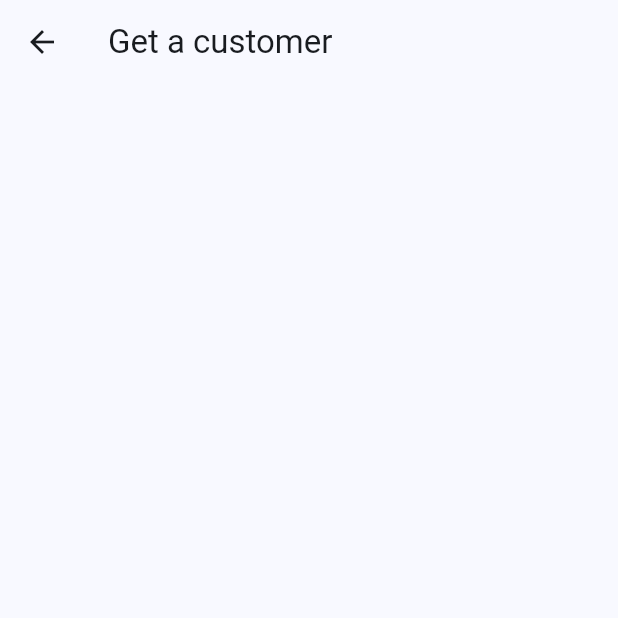
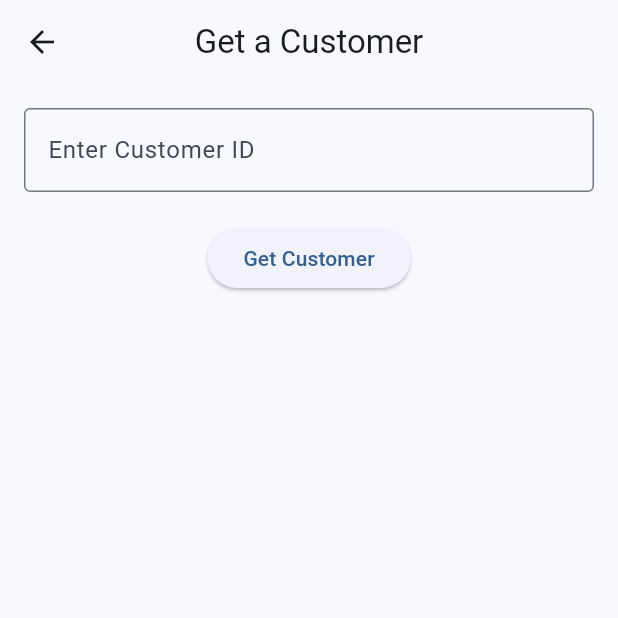
Before and after one commit to ahmadrestom/Supermarket-Frontend, a Flutter app: the GetCustomer screen opened by its route, on a phone screen of 412 x 824 dp, the top half of it. Run offline on Flutter 3.47's test engine with Material 3 defaults, Android fonts, the phone set to English and light mode, and no system bars; network calls fail.

Commit message:
Adding the getCustomer feature

```diff
--- a/lib/Customer/getCustomer.dart
+++ b/lib/Customer/getCustomer.dart
@@ -1,14 +1,135 @@
 import 'package:flutter/material.dart';
+import 'package:frontend/Models/customer.dart';
+import 'package:frontend/Services/customer_service.dart';
 
-class GetCustomer extends StatelessWidget{
-  const GetCustomer({super.key});
+class GetCustomer extends StatefulWidget {
+  const GetCustomer({Key? key}) : super(key: key);
 
   @override
-  Widget build(BuildContext context){
+  // ignore: library_private_types_in_public_api
+  _GetCustomerState createState() => _GetCustomerState();
+}
+
+class _GetCustomerState extends State<GetCustomer> {
+
+  final TextEditingController _idController = TextEditingController();
+
+  Future<Customer>? customerFuture;
+
+  @override
+  Widget build(BuildContext context) {
     return Scaffold(
       appBar: AppBar(
-        title: const Text('Get a customer'),
+        title: const Text('Get a Customer'),
+        centerTitle: true,
+      ),
+      body: Padding(
+        padding: const EdgeInsets.all(16.0),
+        child: Column(
+          children: [
+            TextField(
+              controller: _idController,
+              keyboardType: TextInputType.number,
+              decoration: const InputDecoration(
+                labelText: 'Enter Customer ID',
+                border: OutlineInputBorder(),
+              ),
+            ),
+            const SizedBox(height: 20),
+            ElevatedButton(
+              onPressed: () {
+                int customerId = int.tryParse(_idController.text) ?? 0;
+                if (customerId != 0) {
+                  setState(() {
+                    customerFuture = CustomerService().getCustomerById(customerId);
+                  });
+                } else {
+                  // Show an error if ID is empty
+                  showDialog(
+                    context: context,
+                    builder: (BuildContext context) {
+                      return AlertDialog(
+                        title: const Text('Error'),
+                        content: const Text('Please enter a valid customer ID.'),
+                        actions: [
+                          TextButton(
+                            onPressed: () => Navigator.pop(context),
+                            child: const Text('OK'),
+                          ),
+                        ],
+                      );
+                    },
+                  );
+                }
+              },
+              child: const Text('Get Customer'),
+            ),
+            const SizedBox(height: 20),
+              FutureBuilder<Customer>(
+                future: customerFuture,
+                builder: (context, snapshot)
+                {
+                  if(snapshot.connectionState == ConnectionState.waiting)
+                  {
+                    return const CircularProgressIndicator();
+                  }
+                  else if(snapshot.hasError)
+                    {
+                      return Text('Error: ${snapshot.error}');
+                    }
+                  else if(snapshot.hasData)
+                    {
+                      final customer = snapshot.data!;
+                      return Card(
+                        elevation: 5,
+                        shape: RoundedRectangleBorder(
+                          borderRadius: BorderRadius.circular(12.0), // Adds rounded corners
+                        ),
+                        child: Padding(
+                          padding: const EdgeInsets.all(8.0),
+                          child: Column(
+                            crossAxisAlignment: CrossAxisAlignment.start,
+                            children: [
+                              _buildText('Customer ID:', '${customer.id}'),
+                              _buildText('Name:', customer.customerName),
+                              _buildText('Phone:', customer.customerPhone),
+                              _buildText('Email:', customer.customerEmail),
+                              _buildText('Address:', customer.customerAddress),
+                            ],
+                          ),
+                        ),
+                      );
+                    }
+                  else
+                    {
+                      return const SizedBox(height: 20,);
+                    }
+                },
+              ),
+          ],
+        ),
       ),
     );
   }
 }
+Widget _buildText(String label, String value) {
+  return Padding(
+    padding: const EdgeInsets.symmetric(vertical: 4.0),
+    child: RichText(
+      text: TextSpan(
+        style: const TextStyle(color: Colors.black87),
+        children: [
+          TextSpan(
+            text: label,
+            style: const TextStyle(
+              fontWeight: FontWeight.bold,
+              color: Colors.blue,
+            ),
+          ),
+          const TextSpan(text: ' '),
+          TextSpan(text: value),
+        ],
+      ),
+    ),
+  );
+}
--- a/lib/Services/customer_service.dart
+++ b/lib/Services/customer_service.dart
@@ -22,8 +22,7 @@ class CustomerService{
 
   Future<Customer> getCustomerById(int customerId) async{
     final response = await http.get(Uri.parse('$baseUrl/$customerId'));
-
-    if(response.statusCode != 200){
+    if(response.statusCode == 200){
       Map<String, dynamic> jsonResponse = json.decode(response.body);
       return Customer.fromJson(jsonResponse);
     }else{
```
Also changed, not shown: lib/main.dart (+4 -4 lines).
